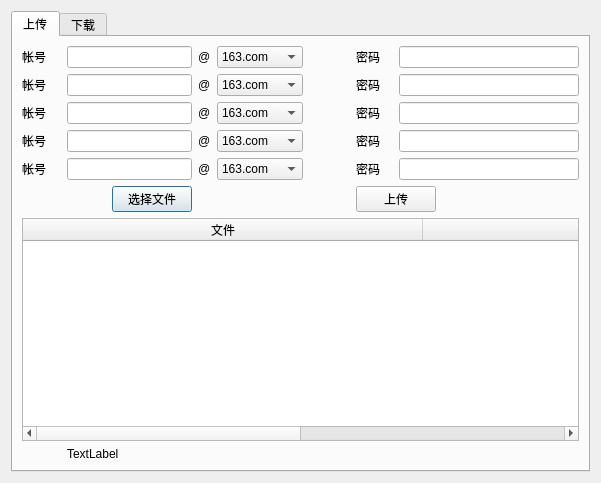
First picture: the form in simpleracsdlg.ui, repository prtitrz/EMEC, before the edit.
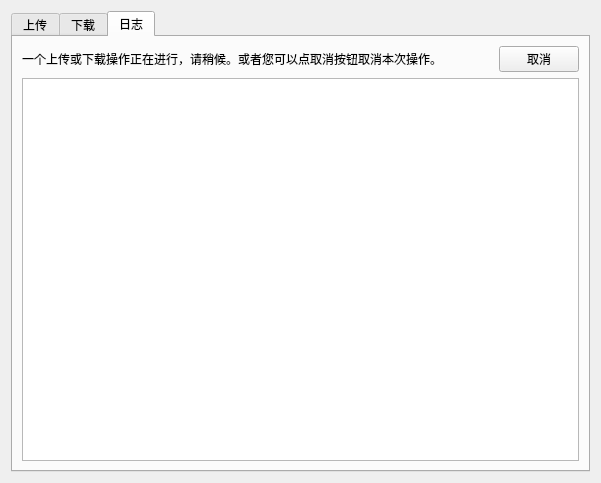
Second picture: the form after the edit. The open tabs and pages were chosen to show the change.

```diff
--- a/simpleracsdlg.ui
+++ b/simpleracsdlg.ui
@@ -718,6 +718,36 @@
        </item>
       </layout>
      </widget>
+     <widget class="QWidget" name="tab_3">
+      <attribute name="title">
+       <string>日志</string>
+      </attribute>
+      <layout class="QGridLayout" name="gridLayout_4">
+       <item row="0" column="0">
+        <widget class="QLabel" name="label_26">
+         <property name="text">
+          <string>一个上传或下载操作正在进行，请稍候。或者您可以点取消按钮取消本次操作。</string>
+         </property>
+        </widget>
+       </item>
+       <item row="0" column="1">
+        <widget class="QPushButton" name="cancelButton">
+         <property name="sizePolicy">
+          <sizepolicy hsizetype="Fixed" vsizetype="Fixed">
+           <horstretch>0</horstretch>
+           <verstretch>0</verstretch>
+          </sizepolicy>
+         </property>
+         <property name="text">
+          <string>取消</string>
+         </property>
+        </widget>
+       </item>
+       <item row="1" column="0" colspan="2">
+        <widget class="QListWidget" name="listWidget"/>
+       </item>
+      </layout>
+     </widget>
     </widget>
    </item>
   </layout>
```
